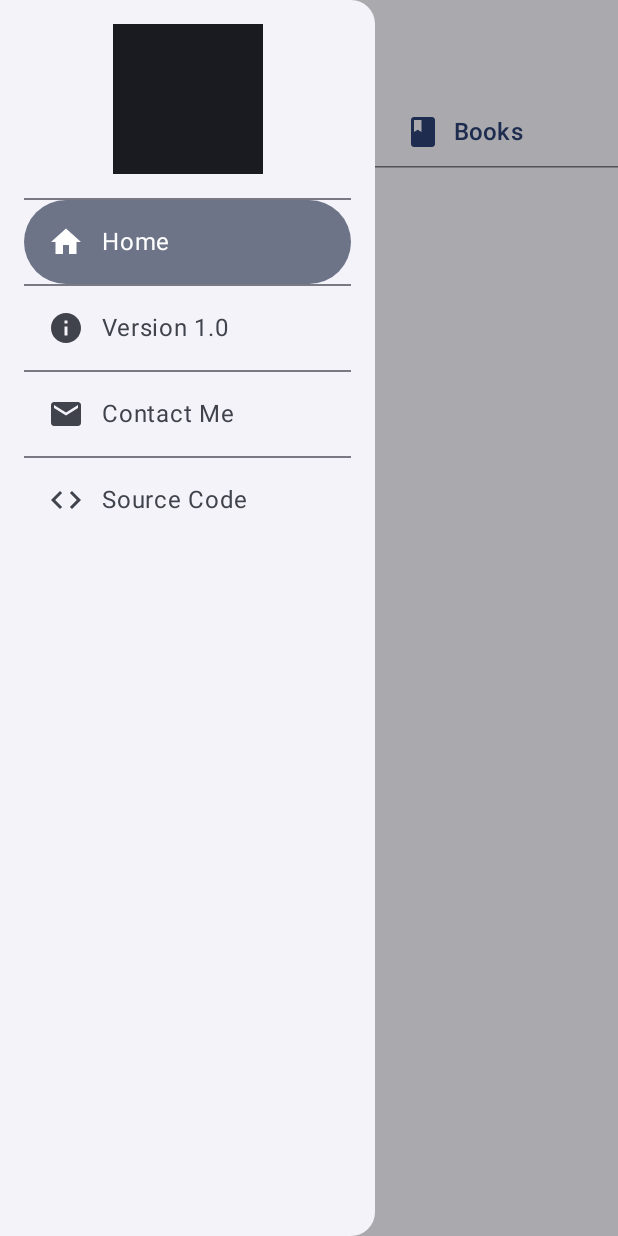
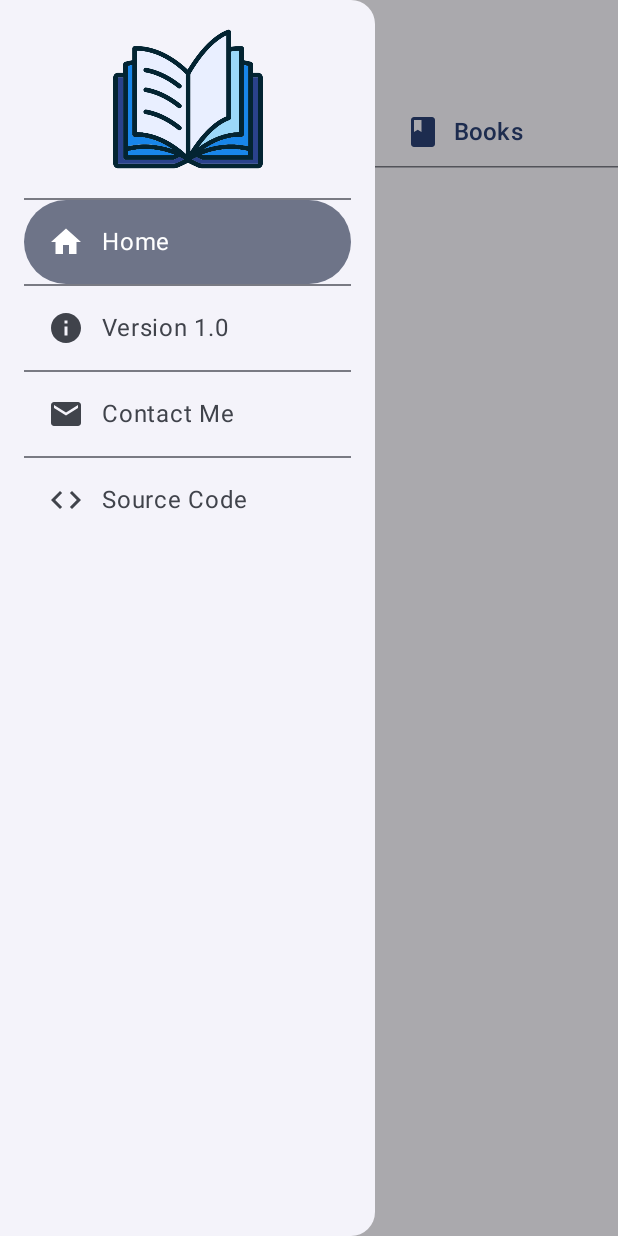
Before and after one commit to Pavan-Kumar-Vishwakarma/ApnaBook, an Android app built with Jetpack Compose: the screen it shows after launch (MainActivity), after a tap on "Open Drawer", on a phone screen of 412 x 824 dp. Run offline under Robolectric (Android 15) with nearby library versions, the phone set to English and light mode, and no system bars; our stand-ins replace Dagger/Hilt's generated code, Firebase (no records; nobody signed in at launch, a user with empty details on screens opened directly); libraries missing offline, so code that uses them is left out: coil.decode; pictures from the network do not load; 1 statement that could not run was skipped.

Commit message:
Minor updates

```diff
--- a/app/src/main/java/com/pvn/apnabook/presentation/Screens/HomeScreen.kt
+++ b/app/src/main/java/com/pvn/apnabook/presentation/Screens/HomeScreen.kt
@@ -34,6 +34,7 @@ import androidx.compose.runtime.Composable
 import androidx.compose.runtime.rememberCoroutineScope
 import androidx.compose.ui.Alignment
 import androidx.compose.ui.Modifier
+import androidx.compose.ui.graphics.Color
 import androidx.compose.ui.input.nestedscroll.nestedScroll
 import androidx.compose.ui.platform.LocalContext
 import androidx.compose.ui.platform.LocalUriHandler
@@ -68,8 +69,9 @@ fun HomeScreen(navHostController: NavHostController) {
                         .padding(16.dp)
                 ) {
                     Icon(painter = painterResource(
-                        id = R.drawable.ic_launcher_background),
+                        id = R.drawable.app_icon),
                         contentDescription = "App Logo",
+                        tint = Color.Unspecified,
                         modifier = Modifier.size(100.dp)
                             .align(Alignment.CenterHorizontally)
                     )
```
